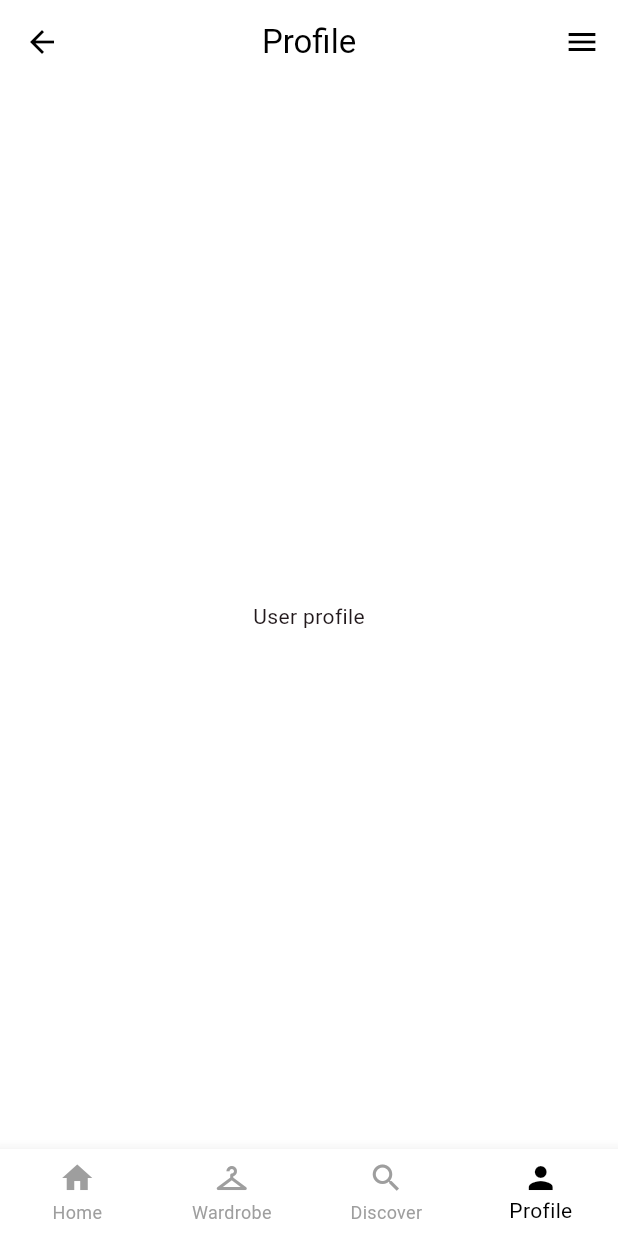
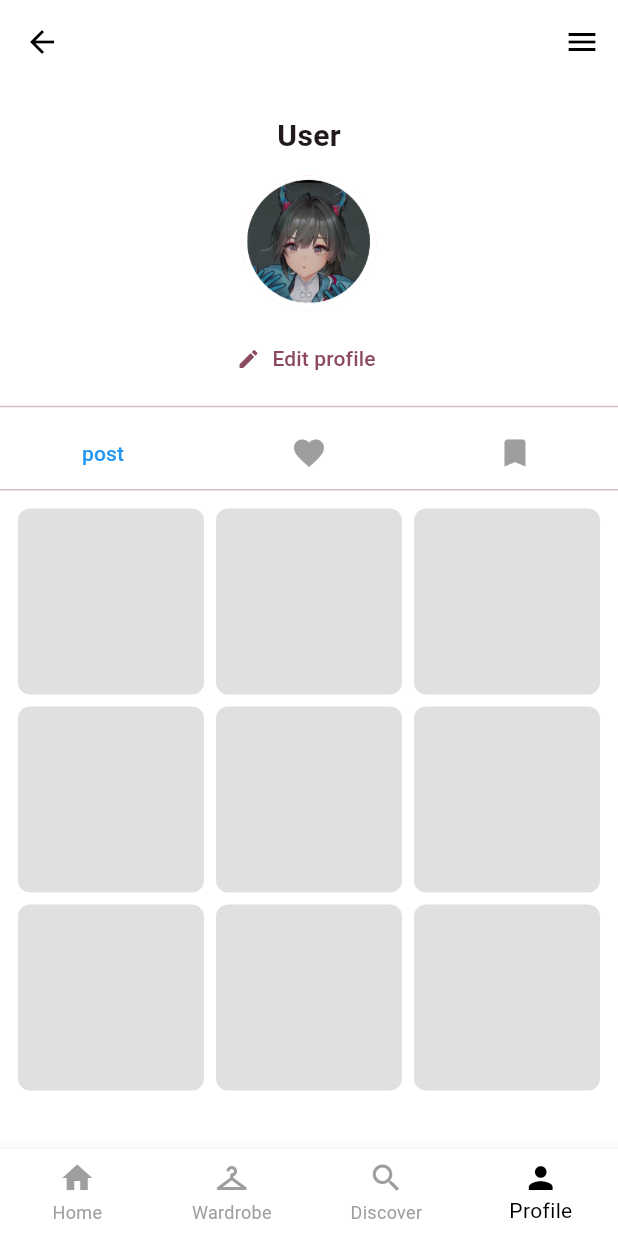
Before and after one commit to 6610685254/style-inspo, a Flutter app: the ProfileScreen screen opened directly, on a phone screen of 412 x 824 dp. Run offline on Flutter 3.47's test engine with Material 3 defaults, Android fonts, the phone set to English and light mode, and no system bars; our stand-ins replace cloud_firestore, firebase_auth, firebase_core; accounts and stored records are empty.

```diff
--- a/lib/features/profile/profile_screen.dart
+++ b/lib/features/profile/profile_screen.dart
@@ -1,15 +1,68 @@
 import 'package:flutter/material.dart';
+import 'package:firebase_auth/firebase_auth.dart';
+import 'package:cloud_firestore/cloud_firestore.dart';
 import '../../core/widgets/bottom_nav.dart';
 import '../home/ootd_menu.dart';
 
-class ProfileScreen extends StatelessWidget {
-  const ProfileScreen({super.key});
+class ProfileScreen extends StatefulWidget {
+  final String? username;
+
+  const ProfileScreen({super.key, this.username});
+
+  @override
+  State<ProfileScreen> createState() => _ProfileScreenState();
+}
+
+class _ProfileScreenState extends State<ProfileScreen>
+    with SingleTickerProviderStateMixin {
+  late TabController _tabController;
+  int _selectedIndex = 0;
+  String _username = '';
+
+  @override
+  void initState() {
+    super.initState();
+    _tabController = TabController(length: 3, vsync: this);
+    _tabController.addListener(() {
+      if (_tabController.indexIsChanging) return;
+      setState(() {
+        _selectedIndex = _tabController.index;
+      });
+    });
+    _username = widget.username ?? '';
+    if (_username.isEmpty) {
+      _loadUsername();
+    }
+  }
+
+  Future<void> _loadUsername() async {
+    try {
+      final user = FirebaseAuth.instance.currentUser;
+      if (user == null) return;
+      final doc = await FirebaseFirestore.instance.collection('users').doc(user.uid).get();
+      if (!doc.exists) return;
+      final data = doc.data();
+      final name = data != null && data['username'] is String ? data['username'] as String : null;
+      if (name != null && mounted) {
+        setState(() {
+          _username = name;
+        });
+      }
+    } catch (_) {
+      // ignore errors and keep default username
+    }
+  }
+
+  @override
+  void dispose() {
+    _tabController.dispose();
+    super.dispose();
+  }
 
   @override
   Widget build(BuildContext context) {
     return Scaffold(
       appBar: AppBar(
-        title: const Text('Profile'),
         actions: [
           Builder(
             builder: (context) => IconButton(
@@ -21,12 +74,93 @@ class ProfileScreen extends StatelessWidget {
           ),
         ],
       ),
-
       endDrawer: const OotdMenu(),
 
-      body: const Center(child: Text('User profile')),
+      body: Column(
+        children: [
+          const SizedBox(height: 20),
+
+          Text(
+            _username.isNotEmpty ? _username : 'User',
+            style: const TextStyle(fontSize: 20, fontWeight: FontWeight.bold),
+          ),
+
+          const SizedBox(height: 12),
+
+          const CircleAvatar(
+            radius: 45,
+            backgroundImage: AssetImage("assets/images/logo.png"),
+          ),
+
+          const SizedBox(height: 8),
+
+          TextButton.icon(
+            onPressed: () {},
+            icon: const Icon(Icons.edit, size: 16),
+            label: const Text("Edit profile"),
+          ),
+
+          const Divider(),
+
+          //Tab Bar
+          TabBar(
+            controller: _tabController,
+            indicatorColor: Colors.transparent,
+            tabs: [
+              Tab(
+                child: Text(
+                  "post",
+                  style: TextStyle(
+                    color: _selectedIndex == 0 ? Colors.blue : Colors.grey,
+                  ),
+                ),
+              ),
+              Tab(
+                child: Icon(
+                  Icons.favorite,
+                  color: _selectedIndex == 1 ? Colors.pink : Colors.grey,
+                ),
+              ),
+              Tab(
+                child: Icon(
+                  Icons.bookmark,
+                  color: _selectedIndex == 2 ? Colors.blue : Colors.grey,
+                ),
+              ),
+            ],
+          ),
+
+          //Tab Content
+          Expanded(
+            child: TabBarView(
+              controller: _tabController,
+              children: [buildGrid(), buildGrid(), buildGrid()],
+            ),
+          ),
+        ],
+      ),
 
       bottomNavigationBar: const AppBottomNav(current: 3),
     );
   }
+
+  Widget buildGrid() {
+    return GridView.builder(
+      padding: const EdgeInsets.all(12),
+      itemCount: 9,
+      gridDelegate: const SliverGridDelegateWithFixedCrossAxisCount(
+        crossAxisCount: 3,
+        crossAxisSpacing: 8,
+        mainAxisSpacing: 8,
+      ),
+      itemBuilder: (context, index) {
+        return Container(
+          decoration: BoxDecoration(
+            color: Colors.grey.shade300,
+            borderRadius: BorderRadius.circular(8),
+          ),
+        );
+      },
+    );
+  }
 }
```
